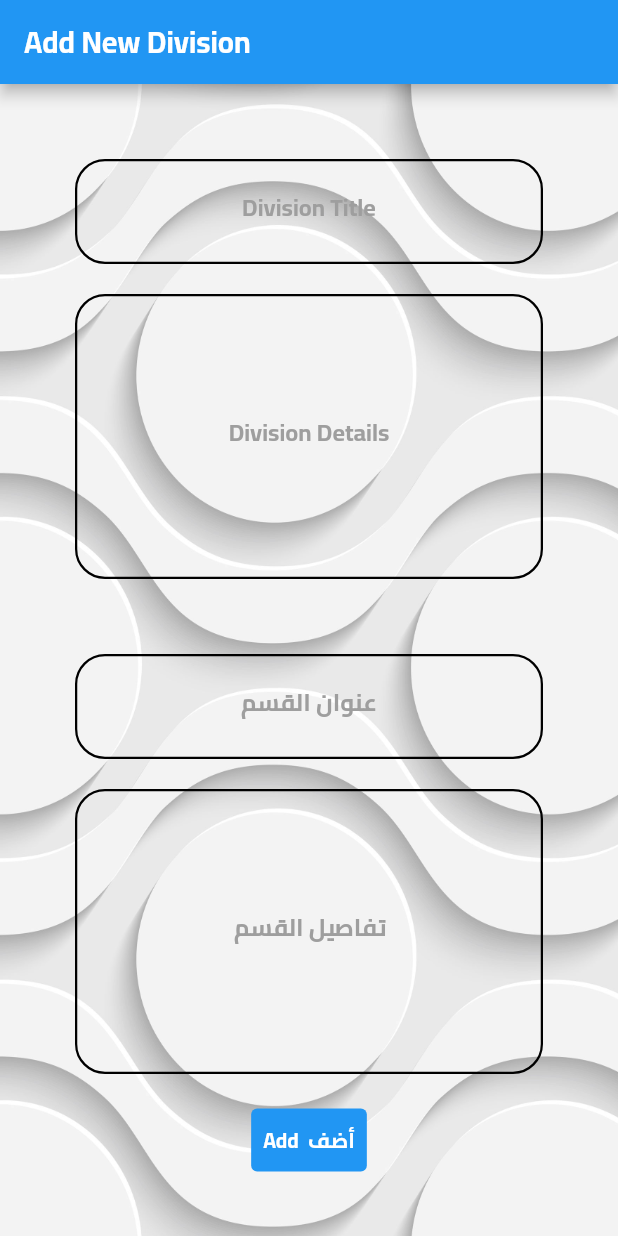
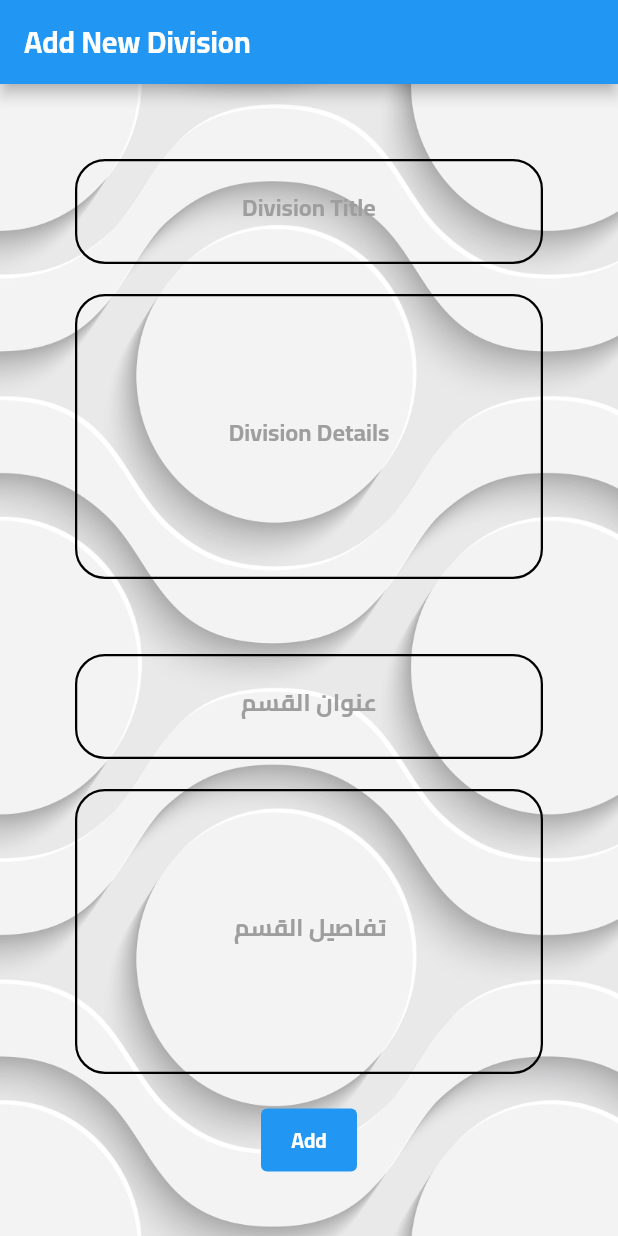
Before and after one commit to ahmloutfy/Pure-Soft-Training-Responsive, a Flutter app: the screen it shows after launch, on a phone screen of 412 x 824 dp. Run offline on Flutter 3.47's test engine with Material 2 defaults, Android fonts, the light colour scheme and no system bars.

Commit message:
ASPSTR 13/12/2022 (2)

```diff
--- a/lib/main.dart
+++ b/lib/main.dart
@@ -1,5 +1,6 @@
 import 'package:flutter/material.dart';
 import 'package:pure_soft_training_responsive/screens/add_new_divison.dart';
+import 'package:pure_soft_training_responsive/utilities/constants.dart';
 
 void main() {
   runApp(
@@ -13,7 +14,6 @@ class MyApp extends StatelessWidget {
   // This widget is the root of your application.
   @override
   Widget build(BuildContext context) {
-    Locale? myLocale;
     return GestureDetector(
       onTap: () {
         FocusManager.instance.primaryFocus?.unfocus();
@@ -21,7 +21,8 @@ class MyApp extends StatelessWidget {
       child: MaterialApp(
         debugShowCheckedModeBanner: false,
         theme: ThemeData(
-          fontFamily: myLocale?.languageCode == 'en' ? null : 'Cairo',
+          fontFamily:
+              LocaleFont.myLocale?.languageCode == 'en' ? null : 'Cairo',
         ),
         title: 'Pure Soft Training (Responsive)',
         home: const AddDivision(),
@@ -30,4 +31,4 @@ class MyApp extends StatelessWidget {
   }
 }
 
-// Github Sync : 10/12/2022 (0)
+// Github Sync : 13/12/2022 (0)
--- a/lib/screens/add_new_divison.dart
+++ b/lib/screens/add_new_divison.dart
@@ -1,11 +1,19 @@
 import 'package:flutter/material.dart';
 
 import '../utilities/constants.dart';
+import '../widgets/alert_for_user.dart';
 import '../widgets/background_image.dart';
 import '../widgets/division_text_field.dart';
 
+class EditingControllers {
+  static TextEditingController? enTitleInput = TextEditingController(),
+      enDescriptionInput = TextEditingController(),
+      arTitleInput = TextEditingController(),
+      arDescriptionInput = TextEditingController();
+}
+
 class AddDivision extends StatelessWidget {
-  const AddDivision({Key? key}) : super(key: key);
+  const AddDivision({super.key});
 
   @override
   Widget build(BuildContext context) {
@@ -21,50 +29,92 @@ class AddDivision extends StatelessWidget {
               key: UniversalKey.formKey,
               child: Column(
                 children: [
-                  const DivisionTextField(
-                    labelString: Text('Division Title'),
+                  DivisionTextField(
+                    labelString: const Text('Division Title'),
                     hintString: 'Enter Division Title!',
                     linesCount: 1,
+                    myController: EditingControllers.enTitleInput,
+                    myInputAction: TextInputAction.next,
                   ),
                   const SizedBox(
                     height: 20,
                   ),
-                  (const DivisionTextField(
-                    labelString: Text('Division Details'),
+                  (DivisionTextField(
+                    labelString: const Text('Division Details'),
                     hintString: 'Enter Division Details!',
                     linesCount: 5,
+                    myController: EditingControllers.enDescriptionInput,
+                    myInputAction: TextInputAction.next,
                   )),
                   const SizedBox(
                     height: 50,
                   ),
-                  const DivisionTextField(
-                    labelString: Text('عنوان القسم'),
+                  DivisionTextField(
+                    labelString: const Text('عنوان القسم'),
                     hintString: 'أدخل عنوان القسم!',
                     linesCount: 1,
+                    myController: EditingControllers.arTitleInput,
+                    myInputAction: TextInputAction.next,
                   ),
                   const SizedBox(
                     height: 20,
                   ),
-                  (const DivisionTextField(
-                    labelString: Text('تفاصيل القسم'),
+                  (DivisionTextField(
+                    labelString: const Text('تفاصيل القسم'),
                     hintString: 'أدخل تفاصيل القسم!',
                     linesCount: 5,
+                    myController: EditingControllers.arDescriptionInput,
+                    myInputAction: TextInputAction.done,
                   )),
                   const SizedBox(
                     height: 20,
                   ),
                   TextButton(
-                    onPressed: null,
+                    onPressed: () {
+                      if (EditingControllers.enTitleInput!.text.isEmpty) {
+                        showDialog(
+                          context: context,
+                          builder: (BuildContext context) =>
+                              const UserAlert(myText: 'English Title'),
+                        );
+                      }
+
+                      if (EditingControllers.enDescriptionInput!.text.isEmpty) {
+                        showDialog(
+                          context: context,
+                          builder: (BuildContext context) =>
+                              const UserAlert(myText: 'English Description'),
+                        );
+                      }
+
+                      if (EditingControllers.arTitleInput!.text.isEmpty) {
+                        showDialog(
+                          context: context,
+                          builder: (BuildContext context) =>
+                              const UserAlert(myText: 'عنوان عربي'),
+                        );
+                      }
+
+                      if (EditingControllers.arDescriptionInput!.text.isEmpty) {
+                        showDialog(
+                          context: context,
+                          builder: (BuildContext context) =>
+                              const UserAlert(myText: 'وصف عربي'),
+                        );
+                      }
+
+                      {}
+                    },
                     style: TextButton.styleFrom(
                       backgroundColor: Colors.blue,
                     ),
                     child: const Text(
-                      'Add  أضف',
+                      'Add',
                       style: TextStyle(
                         color: Colors.white,
                       ),
                     ),
-                  ),
+                  )
                 ],
               ),
             ),
--- a/lib/utilities/constants.dart
+++ b/lib/utilities/constants.dart
@@ -33,3 +33,7 @@ OutlineInputBorder customOutlineInputBorder({required Color color}) {
 class UniversalKey {
   static final GlobalKey<FormState> formKey = GlobalKey<FormState>();
 }
+
+class LocaleFont {
+  static Locale? myLocale;
+}
--- a/lib/widgets/division_text_field.dart
+++ b/lib/widgets/division_text_field.dart
@@ -3,6 +3,10 @@ import 'package:flutter/material.dart';
 import '../utilities/constants.dart';
 
 class DivisionTextField extends StatelessWidget {
+  final TextInputAction? myInputAction;
+  final TextEditingController? myController;
+  final FormFieldValidator? validator;
+  final String? text;
   final String? hintString;
   final Widget? labelString;
   final int? linesCount;
@@ -10,15 +14,21 @@ class DivisionTextField extends StatelessWidget {
 
   const DivisionTextField({
     Key? key,
-    required this.linesCount,
+    this.linesCount,
     this.hintString,
     this.labelString,
     this.color,
+    this.text,
+    this.validator,
+    required this.myController,
+    this.myInputAction,
   }) : super(key: key);
 
   @override
   Widget build(BuildContext context) {
     return TextFormField(
+      textInputAction: myInputAction,
+      controller: myController,
       keyboardType: TextInputType.text,
       maxLines: linesCount,
       decoration: InputDecoration(
```
Also changed, not shown: lib/widgets/alert_for_user.dart (added, +27 -0 lines), lib/widgets/grid_divisions.dart (deleted, +0 -55 lines), 1 other file.
